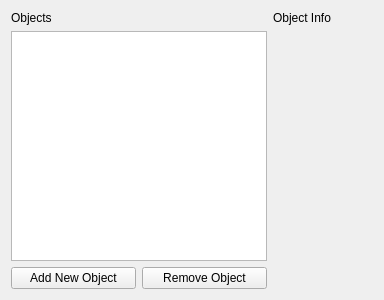
ARoefer/giskard_ide, file ui/scene_widget.ui: the form before one commit.
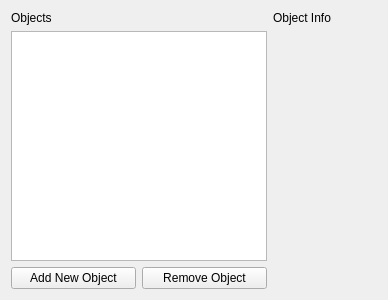
The form after the commit. Custom widgets are drawn as their Qt base class.

What changed in the file:
```diff
--- a/ui/scene_widget.ui
+++ b/ui/scene_widget.ui
@@ -6,7 +6,7 @@
    <rect>
     <x>0</x>
     <y>0</y>
-    <width>382</width>
+    <width>388</width>
     <height>300</height>
    </rect>
   </property>
```
Left out of the diff: 28 changed lines with no effect on the pictures.
